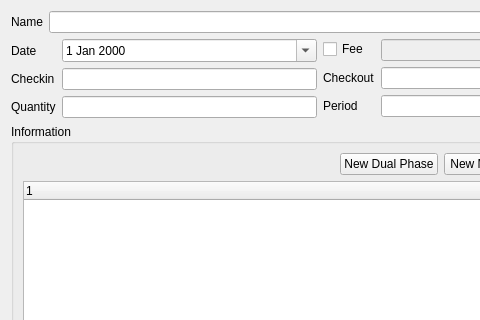
Above: itemview.ui from xlongfeng/agreement before the change; both pictures show x 0 to 480 and y 0 to 320 of the 640 by 640 pixel window. Below: the same form after it.
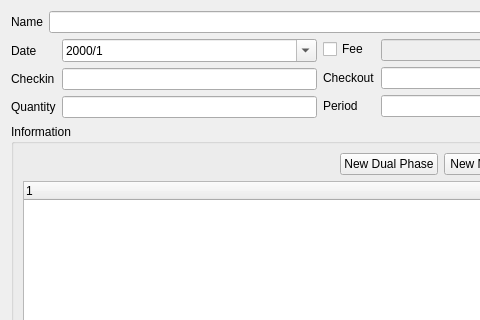
That is the form after the change.

The edit to the form file:
```diff
--- a/itemview.ui
+++ b/itemview.ui
@@ -43,6 +43,9 @@
          </item>
          <item row="0" column="1">
           <widget class="QDateEdit" name="startDateEdit">
+           <property name="displayFormat">
+            <string>yyyy/M</string>
+           </property>
            <property name="calendarPopup">
             <bool>true</bool>
            </property>
```
